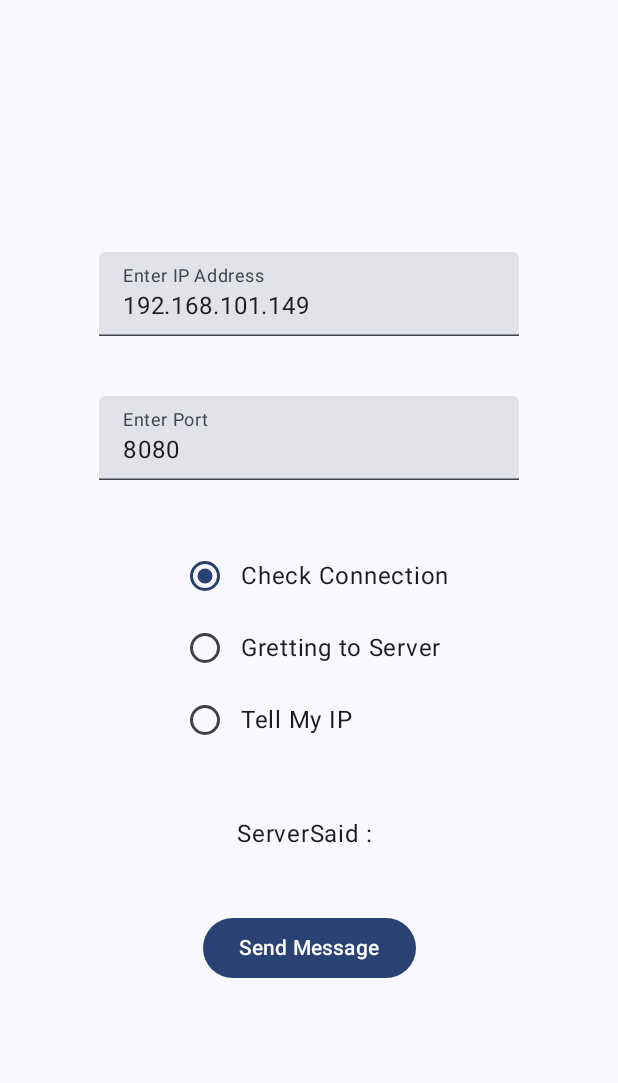
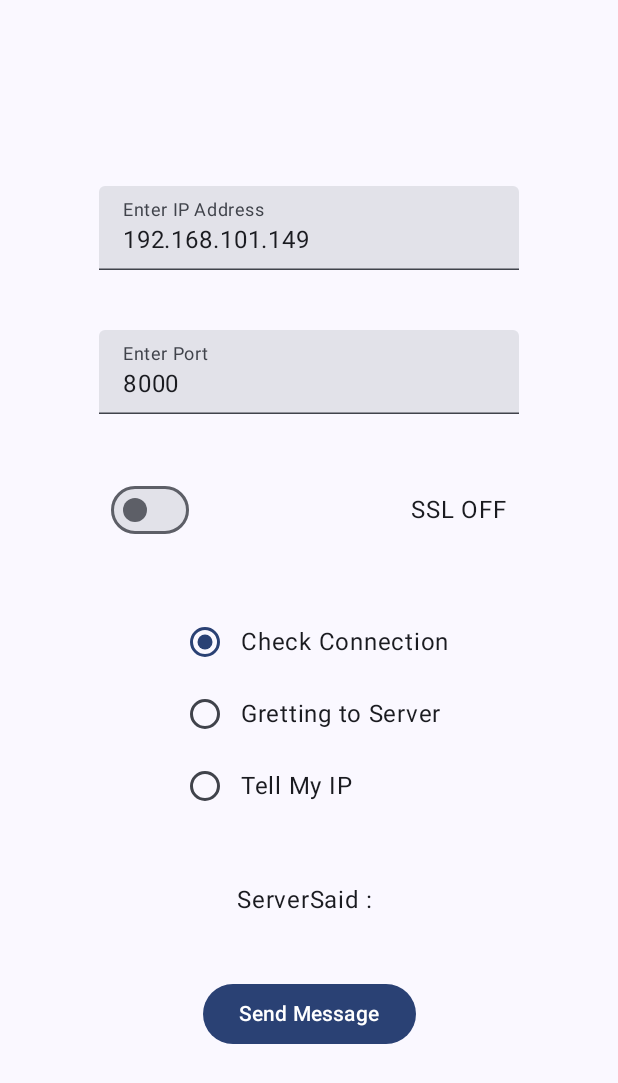
Before and after one commit to SukritLove/Server-Client-SSL-APP, an Android app built with Jetpack Compose: the screen it shows after launch (MainActivity), after a tap on "Send Message", on a phone screen of 412 x 824 dp. Shown: the top 1083 px of the screen. Run offline under Robolectric (Android 15) with nearby library versions, the phone set to English and light mode, and no system bars; network calls fail; 1 statement that could not run was skipped.

Commit message:
Add ON & OFF SSL Function

```diff
--- a/NetworkUtils/src/main/java/com/example/networkutils/core/client/Client.kt
+++ b/NetworkUtils/src/main/java/com/example/networkutils/core/client/Client.kt
@@ -21,7 +21,8 @@ suspend fun sendMessage(
     routeCommand: String,
     ipAddress: String,
     port: Int,
-    context: Context
+    context: Context,
+    SslControler: Boolean
 ): String {
 
     val cioClient = HttpClient(CIO) {
@@ -37,7 +38,7 @@ suspend fun sendMessage(
         }
     }
     var receivedMessage = ""
-
+    val requestProtocol = if (SslControler) URLProtocol.WS else URLProtocol.WSS
     try {
         cioClient.webSocket(
             method = HttpMethod.Get,
@@ -45,7 +46,7 @@ suspend fun sendMessage(
             port = port,
             path = routeCommand,
             request = {
-                url.protocol = URLProtocol.WSS
+                url.protocol = requestProtocol
             }
         ) {
             receivedMessage = receiveDeserialized<MessageSerialData>().message
@@ -60,3 +61,7 @@ suspend fun sendMessage(
     }
     return receivedMessage
 }
+
+private fun normalClient(){
+
+}
--- a/app/clientapplication/src/main/java/com/example/clientapplication/screen/AppClientScreen.kt
+++ b/app/clientapplication/src/main/java/com/example/clientapplication/screen/AppClientScreen.kt
@@ -11,6 +11,7 @@ import androidx.compose.foundation.text.KeyboardOptions
 import androidx.compose.material3.Button
 import androidx.compose.material3.MaterialTheme
 import androidx.compose.material3.RadioButton
+import androidx.compose.material3.Switch
 import androidx.compose.material3.Text
 import androidx.compose.material3.TextField
 import androidx.compose.runtime.Composable
@@ -35,8 +36,9 @@ import kotlinx.coroutines.withContext
 fun AppClientScreen() {
     MaterialTheme {
         val ipAddress = remember { mutableStateOf(TextFieldValue("192.168.101.149")) }
-        val port = remember { mutableStateOf(TextFieldValue("8080")) }
+        var port by remember { mutableStateOf("8000") }
         val textReceive: MutableState<String?> = remember { mutableStateOf("") }
+        var checked by remember { mutableStateOf(false) }
         val scope = rememberCoroutineScope()
         val context = LocalContext.current
         Column(
@@ -53,14 +55,26 @@ fun AppClientScreen() {
             )
             Spacer(Modifier.padding(20.dp))
             TextField(
-                value = port.value,
-                onValueChange = { port.value = it },
+                value = port,
+                onValueChange = { port = it },
                 label = { Text("Enter Port") },
                 singleLine = true,
                 keyboardOptions = KeyboardOptions(keyboardType = KeyboardType.Number)
             )
             Spacer(Modifier.padding(20.dp))
+            Row(
+                Modifier.fillMaxWidth(),
+                horizontalArrangement = Arrangement.SpaceAround,
+                verticalAlignment = Alignment.CenterVertically
+            ) {
 
+                Switch(checked = checked, onCheckedChange = {
+                    checked = it
+                    port = if (!checked) "8000" else "8080"
+                })
+                Text(if (checked) "SSL ON" else "SSL OFF")
+            }
+            Spacer(Modifier.padding(20.dp))
             val functionName = listOf("Check Connection", "Gretting to Server", "Tell My IP")
             val routeCommand = listOf("/", "/Greeting", "/GetIp")
             val functionRouteMap = functionName.zip(routeCommand).toMap()
@@ -92,8 +106,9 @@ fun AppClientScreen() {
                             textReceive.value = sendMessage(
                                 routeCommand = selectedValue,
                                 ipAddress = ipAddress.value.text,
-                                port = port.value.text.toInt(),
-                                context = context
+                                port = port.toInt(),
+                                context = context,
+                                SslControler = !checked
                             )
                         }
                     }
```
